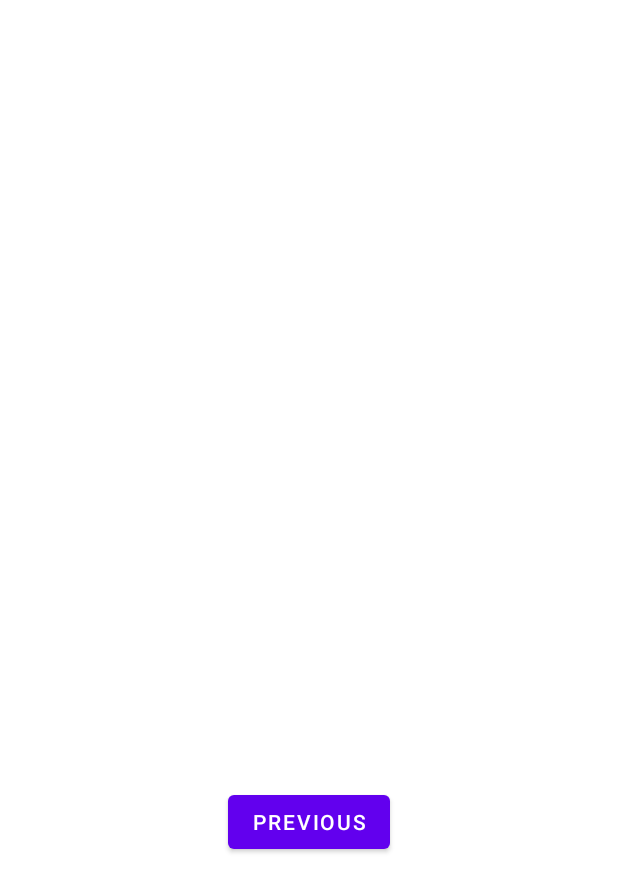
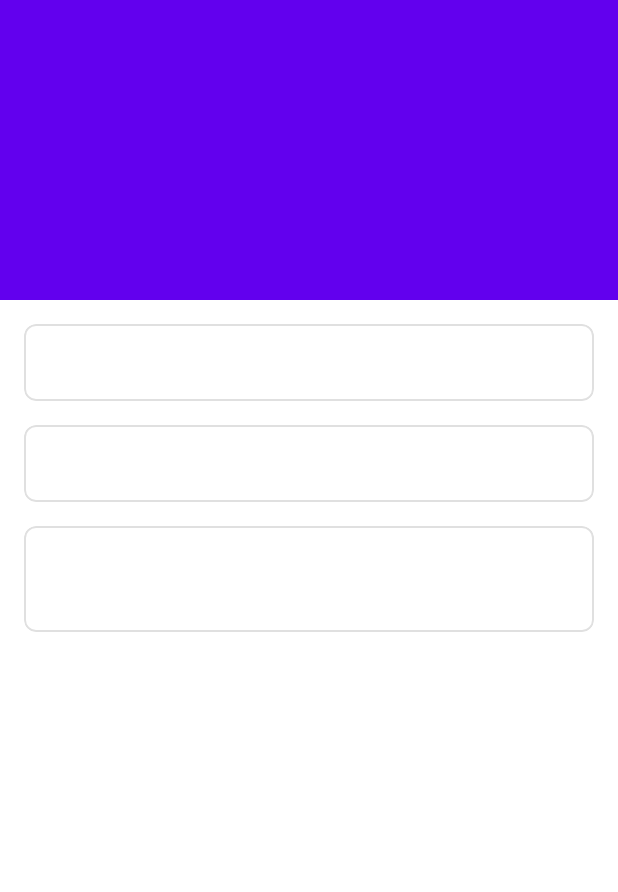
Before and after one commit to CORDEA/DaggerHiltDemo, an Android app: the SecondFragment screen opened through its navigation route, on a phone screen of 412 x 824 dp. Shown: the top 892 px of the screen. Run offline under Robolectric (Android 15) with nearby library versions, the phone set to English and light mode, and no system bars; our stand-ins replace Dagger/Hilt's generated code; libraries missing offline, so code that uses them is left out: com.xwray.groupie; 3 statements that could not run were skipped.

Commit message:
update layout

```diff
--- a/app/src/main/java/jp/cordea/daggerhiltdemo/SecondFragment.kt
+++ b/app/src/main/java/jp/cordea/daggerhiltdemo/SecondFragment.kt
@@ -4,9 +4,7 @@ import android.os.Bundle
 import android.view.LayoutInflater
 import android.view.View
 import android.view.ViewGroup
-import android.widget.Button
 import androidx.fragment.app.Fragment
-import androidx.navigation.fragment.findNavController
 import dagger.hilt.android.AndroidEntryPoint
 
 @AndroidEntryPoint
@@ -16,11 +14,4 @@ class SecondFragment : Fragment() {
         container: ViewGroup?,
         savedInstanceState: Bundle?
     ): View = inflater.inflate(R.layout.fragment_second, container, false)
-
-    override fun onViewCreated(view: View, savedInstanceState: Bundle?) {
-        super.onViewCreated(view, savedInstanceState)
-        view.findViewById<Button>(R.id.button_second).setOnClickListener {
-            findNavController().navigate(R.id.action_SecondFragment_to_FirstFragment)
-        }
-    }
 }
--- a/app/src/main/res/layout/fragment_second.xml
+++ b/app/src/main/res/layout/fragment_second.xml
@@ -1,27 +1,111 @@
 <?xml version="1.0" encoding="utf-8"?>
-<androidx.constraintlayout.widget.ConstraintLayout xmlns:android="http://schemas.android.com/apk/res/android"
+<androidx.coordinatorlayout.widget.CoordinatorLayout xmlns:android="http://schemas.android.com/apk/res/android"
     xmlns:app="http://schemas.android.com/apk/res-auto"
     xmlns:tools="http://schemas.android.com/tools"
     android:layout_width="match_parent"
     android:layout_height="match_parent"
     tools:context=".SecondFragment">
 
-    <TextView
-        android:id="@+id/textview_second"
-        android:layout_width="wrap_content"
-        android:layout_height="wrap_content"
-        app:layout_constraintBottom_toTopOf="@id/button_second"
-        app:layout_constraintEnd_toEndOf="parent"
-        app:layout_constraintStart_toStartOf="parent"
-        app:layout_constraintTop_toTopOf="parent" />
+    <com.google.android.material.appbar.AppBarLayout
+        android:layout_width="match_parent"
+        android:layout_height="200dp"
+        android:theme="@style/Theme.DaggerHiltDemo.AppBarOverlay">
 
-    <Button
-        android:id="@+id/button_second"
-        android:layout_width="wrap_content"
-        android:layout_height="wrap_content"
-        android:text="@string/previous"
-        app:layout_constraintBottom_toBottomOf="parent"
-        app:layout_constraintEnd_toEndOf="parent"
-        app:layout_constraintStart_toStartOf="parent"
-        app:layout_constraintTop_toBottomOf="@id/textview_second" />
-</androidx.constraintlayout.widget.ConstraintLayout>
+        <com.google.android.material.appbar.CollapsingToolbarLayout
+            android:layout_width="match_parent"
+            android:layout_height="match_parent"
+            android:minHeight="?attr/actionBarSize"
+            app:contentScrim="?attr/colorPrimary"
+            app:expandedTitleGravity="bottom"
+            app:layout_scrollFlags="scroll|exitUntilCollapsed">
+
+            <androidx.appcompat.widget.Toolbar
+                android:id="@+id/toolbar"
+                android:layout_width="match_parent"
+                android:layout_height="?attr/actionBarSize"
+                android:background="?attr/colorPrimary"
+                app:layout_collapseMode="pin"
+                app:popupTheme="@style/Theme.DaggerHiltDemo.PopupOverlay" />
+        </com.google.android.material.appbar.CollapsingToolbarLayout>
+    </com.google.android.material.appbar.AppBarLayout>
+
+    <androidx.core.widget.NestedScrollView
+        android:layout_width="match_parent"
+        android:layout_height="match_parent"
+        android:fillViewport="true"
+        app:layout_behavior="@string/appbar_scrolling_view_behavior">
+
+        <LinearLayout
+            android:layout_width="match_parent"
+            android:layout_height="wrap_content"
+            android:orientation="vertical"
+            android:padding="16dp">
+
+            <com.google.android.material.card.MaterialCardView
+                android:layout_width="match_parent"
+                android:layout_height="wrap_content"
+                app:cardCornerRadius="8dp"
+                app:cardElevation="0dp"
+                app:strokeColor="@color/divider"
+                app:strokeWidth="1dp">
+
+                <TextView
+                    android:id="@+id/phone_number"
+                    android:layout_width="match_parent"
+                    android:layout_height="wrap_content"
+                    android:layout_margin="16dp"
+                    android:textColor="@color/colorPrimaryText"
+                    android:textSize="14sp" />
+            </com.google.android.material.card.MaterialCardView>
+
+            <com.google.android.material.card.MaterialCardView
+                android:layout_width="match_parent"
+                android:layout_height="wrap_content"
+                android:layout_marginTop="16dp"
+                app:cardCornerRadius="8dp"
+                app:cardElevation="0dp"
+                app:strokeColor="@color/divider"
+                app:strokeWidth="1dp">
+
+                <TextView
+                    android:id="@+id/email_address"
+                    android:layout_width="match_parent"
+                    android:layout_height="wrap_content"
+                    android:layout_margin="16dp"
+                    android:textColor="@color/colorPrimaryText"
+                    android:textSize="14sp" />
+            </com.google.android.material.card.MaterialCardView>
+
+            <com.google.android.material.card.MaterialCardView
+                android:layout_width="match_parent"
+                android:layout_height="wrap_content"
+                android:layout_marginTop="16dp"
+                app:cardCornerRadius="8dp"
+                app:cardElevation="0dp"
+                app:strokeColor="@color/divider"
+                app:strokeWidth="1dp">
+
+                <LinearLayout
+                    android:layout_width="match_parent"
+                    android:layout_height="wrap_content"
+                    android:layout_margin="16dp"
+                    android:orientation="vertical">
+
+                    <TextView
+                        android:id="@+id/title"
+                        android:layout_width="match_parent"
+                        android:layout_height="wrap_content"
+                        android:textColor="@color/colorPrimaryText"
+                        android:textSize="14sp" />
+
+                    <TextView
+                        android:id="@+id/company"
+                        android:layout_width="match_parent"
+                        android:layout_height="wrap_content"
+                        android:textColor="@color/colorPrimaryText"
+                        android:textSize="14sp" />
+                </LinearLayout>
+            </com.google.android.material.card.MaterialCardView>
+        </LinearLayout>
+    </androidx.core.widget.NestedScrollView>
+</androidx.coordinatorlayout.widget.CoordinatorLayout>
--- a/app/src/main/res/values/colors.xml
+++ b/app/src/main/res/values/colors.xml
@@ -10,4 +10,5 @@
 
     <color name="colorPrimaryText">#212121</color>
     <color name="colorSecondaryText">#757575</color>
+    <color name="divider">#1F000000</color>
 </resources>
```
